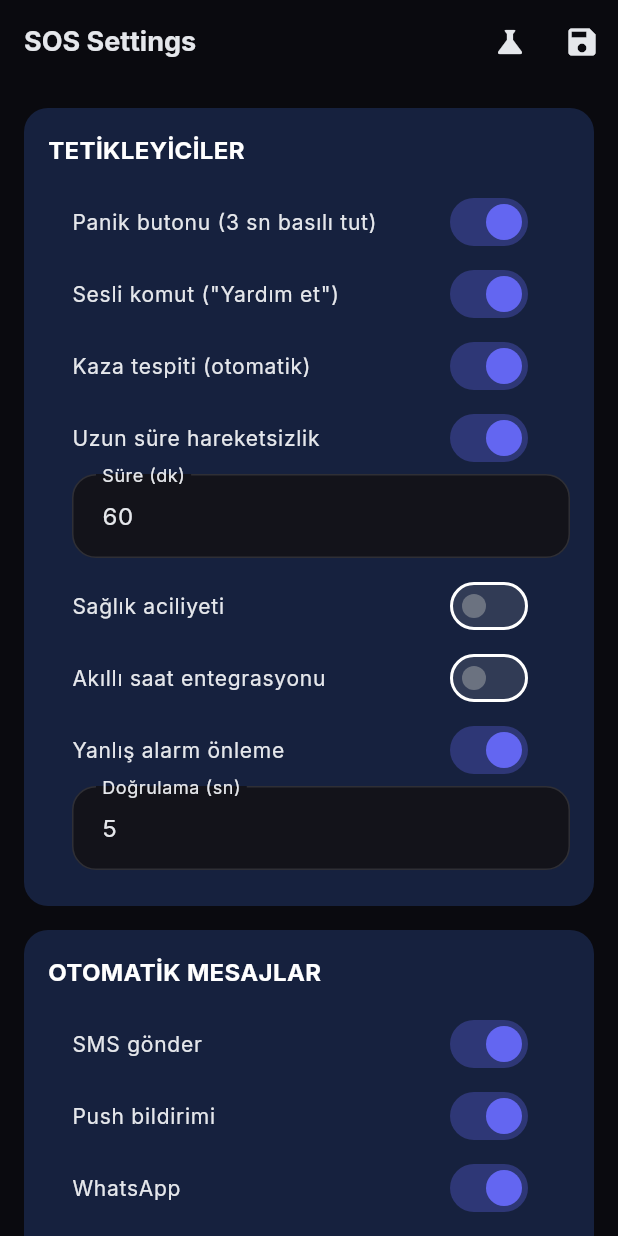
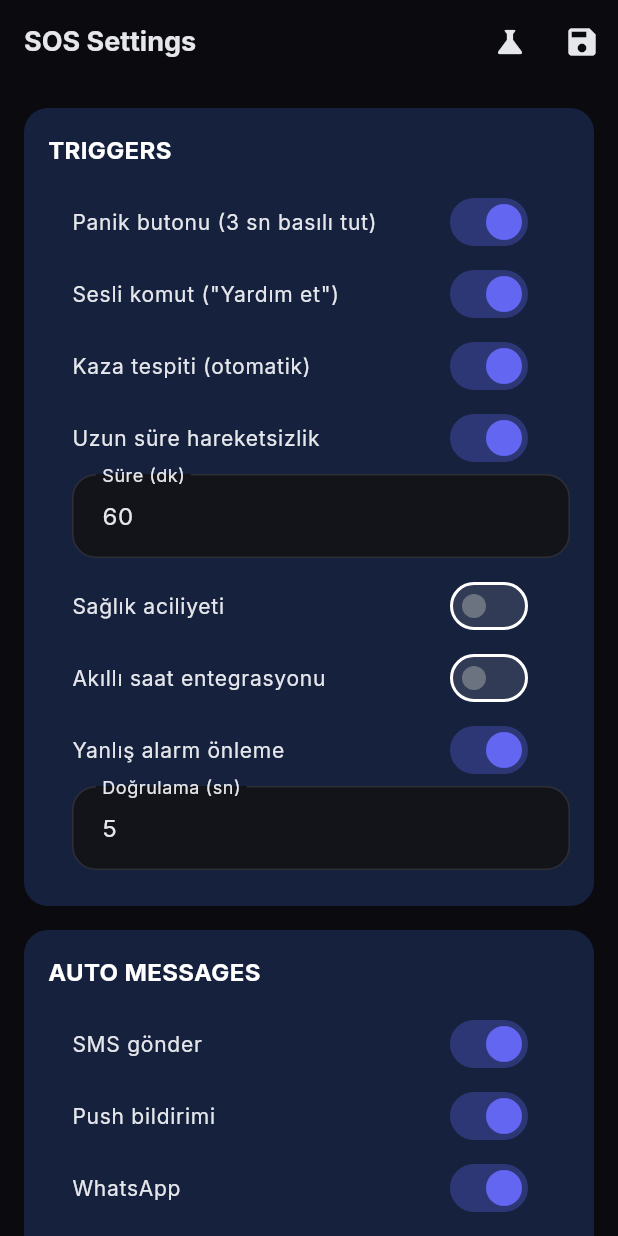
Before and after one commit to mcemkoca/familyhub, a Flutter app: the SosSettingsScreen screen opened by its route, on a phone screen of 412 x 824 dp. Run offline on Flutter 3.47's test engine with Material 3 defaults, Android fonts, the phone set to English and light mode, and no system bars; our stand-ins replace app_links, audioplayers, cached_network_image, connectivity_plus, emoji_picker_flutter, envied and 35 more; missing offline and left inert: amplitude_flutter, device_calendar, encrypt, extension_google_sign_in_as_googleapis_auth, file_selector, flutter_stripe and 10 more; accounts and stored records are empty; generated files the repository leaves out were written again.

Commit message:
i18n: bölüm-başlığı helper'ları (_section/_sectionTitle/_sectionLabel) da AppLocalizations
sos_settings, sos_template_editor, battery_analytics, location_tracking_settings,
profile_editor, language_settings ekranlarında bölüm başlıkları çevrildi.
flutter analyze: 0 sorun. build başarılı.

Not: kalan literaller çoğunlukla switch-case/const-veri/karşılaştırma (çevrilmemeli)
veya context'siz field-initializer — güvenli otomatik dönüşüm sınırına ulaşıldı.

Co-Authored-By: Claude Opus 4.8 <noreply@anthropic.com>

```diff
--- a/lib/presentation/screens/emergency/sos_settings_screen.dart
+++ b/lib/presentation/screens/emergency/sos_settings_screen.dart
@@ -55,7 +55,7 @@ class _SosSettingsScreenState extends State<SosSettingsScreen> {
       body: ListView(
         padding: const EdgeInsets.all(16),
         children: [
-          _section('TETİKLEYİCİLER', [
+          _section(AppLocalizations.of(context).tetikleyiciler, [
             _switch(
               'Panik butonu (3 sn basılı tut)',
               _panicButton,
@@ -111,7 +111,7 @@ class _SosSettingsScreenState extends State<SosSettingsScreen> {
               ),
           ]),
 
-          _section('OTOMATİK MESAJLAR', [
+          _section(AppLocalizations.of(context).otomatikMesajlar, [
             _switch(
               'SMS gönder',
               _smsEnabled,
@@ -139,7 +139,7 @@ class _SosSettingsScreenState extends State<SosSettingsScreen> {
             ),
           ]),
 
-          _section('OTOMATİK ARAMALAR', [
+          _section(AppLocalizations.of(context).otomatikAramalar, [
             _switch(
               '112\'yi otomatik ara',
               _autoCall112,
@@ -164,7 +164,7 @@ class _SosSettingsScreenState extends State<SosSettingsScreen> {
             ),
           ]),
 
-          _section('KONUM PAYLAŞIMI', [
+          _section(AppLocalizations.of(context).konumPaylasimi, [
             _switch(
               'Anlık konum paylaş',
               _locationShare,
@@ -217,7 +217,7 @@ class _SosSettingsScreenState extends State<SosSettingsScreen> {
             ],
           ]),
 
-          _section('YÜKSELTME ZİNCİRİ', [
+          _section(AppLocalizations.of(context).yukseltmeZinciri, [
             _escalationStep('1. [0 dk] Aile bildirimi', true),
             _escalationStep('2. [3 dk] Acil kontaklar', true),
             _escalationStep('3. [5 dk] 112 arama', false),
--- a/lib/presentation/screens/location_tracking/battery_analytics_screen.dart
+++ b/lib/presentation/screens/location_tracking/battery_analytics_screen.dart
@@ -49,7 +49,7 @@ class _BatteryAnalyticsScreenState extends State<BatteryAnalyticsScreen> {
           ]),
 
           // Profile usage
-          _section('PROFİL KULLANIMI', children: [
+          _section(AppLocalizations.of(context).profilKullanimi, children: [
             _profileBar('Durağan', 0.45, Colors.grey),
             _profileBar('Yürüyüş', 0.25, Colors.blue),
             _profileBar('Araç', 0.15, Colors.orange),
@@ -69,7 +69,7 @@ class _BatteryAnalyticsScreenState extends State<BatteryAnalyticsScreen> {
           ]),
 
           // Efficiency metrics
-          _section('VERİMLİLİK METRİKLERİ', children: [
+          _section(AppLocalizations.of(context).verimlilikMetrikleri, children: [
             _metricRow('Konum/Batarya', '2.5 nokta/%', target: '3.0+'),
             _metricRow('Ortalama hassasiyet', '35m', target: '<50m'),
             _metricRow('Optimal profil oranı', '%68', target: '%80+'),
@@ -77,7 +77,7 @@ class _BatteryAnalyticsScreenState extends State<BatteryAnalyticsScreen> {
           ]),
 
           // AI suggestions
-          _section('🤖 AI OPTİMİZASYON ÖNERİLERİ', children: [
+          _section(AppLocalizations.of(context).aiOptimizasyonOnerileri, children: [
             ...suggestions.map((s) => _suggestionCard(s)),
           ]),
 
--- a/lib/presentation/screens/location_tracking/location_tracking_settings_screen.dart
+++ b/lib/presentation/screens/location_tracking/location_tracking_settings_screen.dart
@@ -97,14 +97,14 @@ class _LocationTrackingSettingsScreenState extends State<LocationTrackingSetting
             ),
           ]),
 
-          _section('HAREKET PROFİLLERİ', children: [
+          _section(AppLocalizations.of(context).hareketProfilleri, children: [
             _profileTile('stationary', 'Durağan', Icons.stop_circle, Colors.grey),
             _profileTile('walking', 'Yürüyüş', Icons.directions_walk, Colors.blue),
             _profileTile('driving', 'Araç', Icons.directions_car, Colors.orange),
             _profileTile('emergency', 'Acil Durum', Icons.emergency, Colors.red),
           ]),
 
-          _section('GELİŞMİŞ AYARLAR', children: [
+          _section(AppLocalizations.of(context).gelismisAyarlar, children: [
             _switchTile('Adaptif ekran parlaklığı', _adaptiveBrightness, (v) => setState(() => _adaptiveBrightness = v)),
             _switchTile('Arka plan yenileme optimizasyonu', _backgroundRefresh, (v) => setState(() => _backgroundRefresh = v)),
             _switchTile('Ağ isteklerini toplama', _networkBatching, (v) => setState(() => _networkBatching = v)),
--- a/lib/presentation/screens/settings/language_settings_screen.dart
+++ b/lib/presentation/screens/settings/language_settings_screen.dart
@@ -186,7 +186,7 @@ class _LanguageSettingsScreenState
           ),
           const SizedBox(height: 22),
 
-          _sectionTitle('UYGULAMA DİLİ'),
+          _sectionTitle(AppLocalizations.of(context).uygulamaDili),
           const SizedBox(height: 10),
           GridView.count(
             crossAxisCount: 2,
@@ -227,7 +227,7 @@ class _LanguageSettingsScreenState
           ),
           const SizedBox(height: 22),
 
-          _sectionTitle('TARİH FORMATI'),
+          _sectionTitle(AppLocalizations.of(context).tarihFormati),
           const SizedBox(height: 10),
           Row(
             children: _dateFormats.map((fmt) {
```
Also changed, not shown: lib/presentation/screens/emergency/sos_template_editor_screen.dart (+4 -4 lines), lib/presentation/screens/location_tracking/profile_editor_screen.dart (+4 -8 lines).
